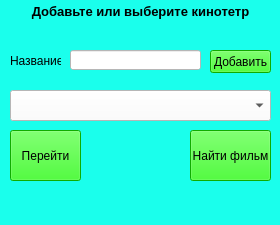
First picture: the form in chain.ui, repository AnastasiaPotapova/Cinematic, before the edit.
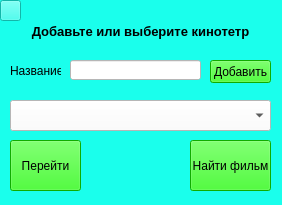
Second picture: the form after the edit. Icons and pictures are not drawn.

The edit to the form file:
```diff
--- a/chain.ui
+++ b/chain.ui
@@ -2,12 +2,15 @@
 <ui version="4.0">
  <class>ChainWindow</class>
  <widget class="QMainWindow" name="ChainWindow">
+  <property name="enabled">
+   <bool>true</bool>
+  </property>
   <property name="geometry">
    <rect>
     <x>0</x>
     <y>0</y>
-    <width>280</width>
-    <height>225</height>
+    <width>282</width>
+    <height>205</height>
    </rect>
   </property>
   <property name="minimumSize">
@@ -18,8 +21,8 @@
   </property>
   <property name="maximumSize">
    <size>
-    <width>280</width>
-    <height>227</height>
+    <width>290</width>
+    <height>237</height>
    </size>
   </property>
   <property name="windowTitle">
@@ -33,7 +36,7 @@
     <property name="geometry">
      <rect>
       <x>10</x>
-      <y>90</y>
+      <y>100</y>
       <width>261</width>
       <height>31</height>
      </rect>
@@ -46,7 +49,7 @@
     <property name="geometry">
      <rect>
       <x>70</x>
-      <y>50</y>
+      <y>60</y>
       <width>131</width>
       <height>20</height>
      </rect>
@@ -59,7 +62,7 @@
     <property name="geometry">
      <rect>
       <x>210</x>
-      <y>50</y>
+      <y>60</y>
       <width>61</width>
       <height>23</height>
      </rect>
@@ -76,7 +79,7 @@
     <property name="geometry">
      <rect>
       <x>10</x>
-      <y>130</y>
+      <y>140</y>
       <width>71</width>
       <height>51</height>
      </rect>
@@ -91,9 +94,9 @@
    <widget class="QTextBrowser" name="textBrowser">
     <property name="geometry">
      <rect>
-      <x>10</x>
-      <y>0</y>
-      <width>261</width>
+      <x>20</x>
+      <y>20</y>
+      <width>241</width>
       <height>31</height>
      </rect>
     </property>
@@ -115,7 +118,7 @@
     <property name="geometry">
      <rect>
       <x>190</x>
-      <y>130</y>
+      <y>140</y>
       <width>81</width>
       <height>51</height>
      </rect>
@@ -131,7 +134,7 @@
     <property name="geometry">
      <rect>
       <x>10</x>
-      <y>50</y>
+      <y>60</y>
       <width>51</width>
       <height>21</height>
      </rect>
@@ -140,18 +143,36 @@
      <string>Название:</string>
     </property>
    </widget>
-  </widget>
-  <widget class="QMenuBar" name="menubar">
+   <widget class="QPushButton" name="settings_button">
    <property name="geometry">
     <rect>
      <x>0</x>
      <y>0</y>
-     <width>280</width>
+      <width>21</width>
      <height>21</height>
     </rect>
    </property>
-  </widget>
-  <widget class="QStatusBar" name="statusbar"/>
+    <property name="autoFillBackground">
+     <bool>false</bool>
+    </property>
+    <property name="styleSheet">
+     <string notr="true"/>
+    </property>
+    <property name="text">
+     <string/>
+    </property>
+    <property name="icon">
+     <iconset>
+      <normaloff>Gear_icon.jpg</normaloff>Gear_icon.jpg</iconset>
+    </property>
+    <property name="iconSize">
+     <size>
+      <width>21</width>
+      <height>21</height>
+     </size>
+    </property>
+   </widget>
+  </widget>
  </widget>
  <resources/>
  <connections/>
```
Lines whose indentation alone changed are shown as unchanged.
